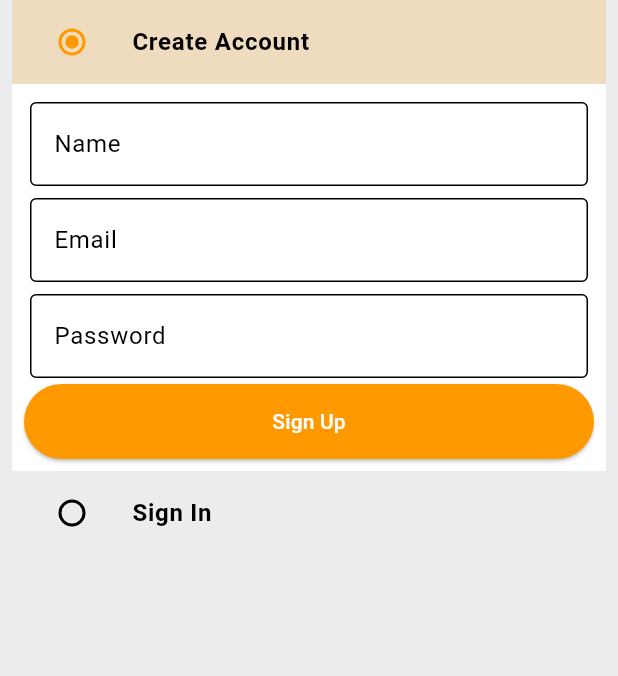
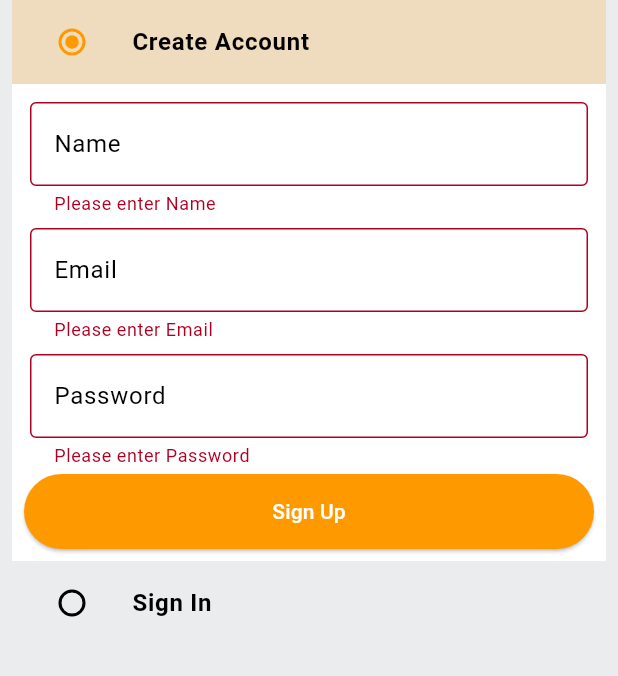
Before and after one commit to KhalilAmamri/my_amazon_app, a Flutter app: the screen it shows after launch, after a tap on "Sign Up", on a phone screen of 412 x 824 dp, the part 63-739 px from its top. Run offline on Flutter 3.47's test engine with Material 3 defaults, Android fonts, the light colour scheme and no system bars.

Commit message:
Add form validation to custom text fields and enhance HTTP error handling in auth services

```diff
--- a/lib/common/widgets/custom_textfields.dart
+++ b/lib/common/widgets/custom_textfields.dart
@@ -21,7 +21,12 @@ class CustumTextfield extends StatelessWidget {
             borderSide: BorderSide(color: Colors.black),
           ),
         ),
-        validator: (val) {},
+        validator: (val) {
+          if (val == null || val.isEmpty) {
+            return "Please enter $hintText";
+          }
+          return null;
+        },
       ),
     );
   }
--- a/lib/constants/global_var.dart
+++ b/lib/constants/global_var.dart
@@ -1,6 +1,6 @@
 import 'package:flutter/material.dart';
 
-String uri = "http://10.66.119.142:3000/";
+const String uri = 'http://10.0.2.2:3000';
 
 class GlobalVar {
   static const appBarColor = LinearGradient(
--- a/lib/features/auth/screens/auth_screen.dart
+++ b/lib/features/auth/screens/auth_screen.dart
@@ -2,6 +2,7 @@ import 'package:flutter/material.dart';
 import 'package:my_amazon_app/common/widgets/custom_buttons.dart';
 import 'package:my_amazon_app/constants/global_var.dart';
 import 'package:my_amazon_app/common/widgets/custom_textfields.dart';
+import 'package:my_amazon_app/features/auth/services/auth_services.dart';
 
 enum Auth { signin, signup }
 
@@ -17,10 +18,18 @@ class _AuthScreenState extends State<AuthScreen> {
   Auth _auth = Auth.signup;
   final _signInFormKey = GlobalKey<FormState>();
   final _signUpFormKey = GlobalKey<FormState>();
-
+  final AuthServices _authServices = AuthServices();
   final TextEditingController _emailController = TextEditingController();
   final TextEditingController _passwordController = TextEditingController();
   final TextEditingController _nameController = TextEditingController();
+  void signUpUser() {
+    _authServices.signUpUser(
+      context: context,
+      email: _emailController.text,
+      password: _passwordController.text,
+      username: _nameController.text,
+    );
+  }
   @override
   void dispose() {
     _emailController.dispose();
@@ -81,7 +90,11 @@ class _AuthScreenState extends State<AuthScreen> {
                           controller: _passwordController,
                           hintText: "Password",
                         ),
-                        MyCustumButton(text: "Sign Up", Onclick: () {}),
+                        MyCustumButton(text: "Sign Up", Onclick: () {
+                          if (_signUpFormKey.currentState!.validate()) {
+                            signUpUser();
+                          }
+                        }),
                       ],
                     ),
                   ),
```
Also changed, not shown: lib/constants/error_handling.dart (+8 -7 lines), lib/constants/utils.dart (+2 -6 lines), lib/features/auth/services/auth_services.dart (+21 -1 lines), 2 other files.
